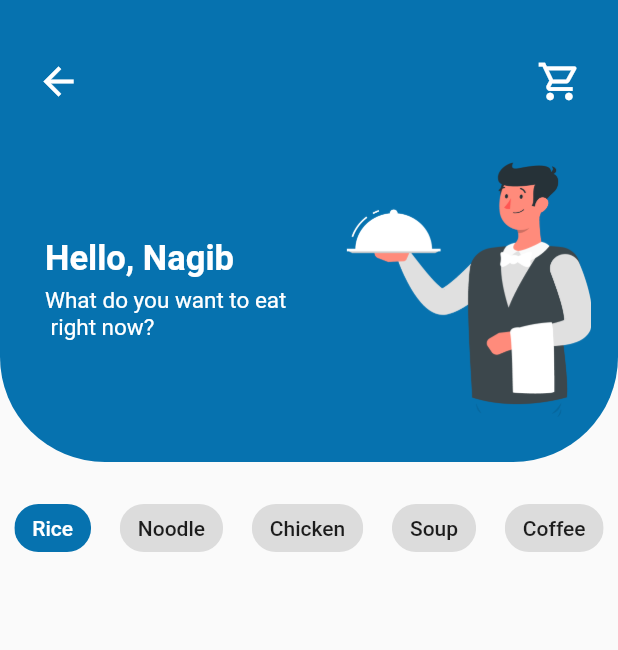
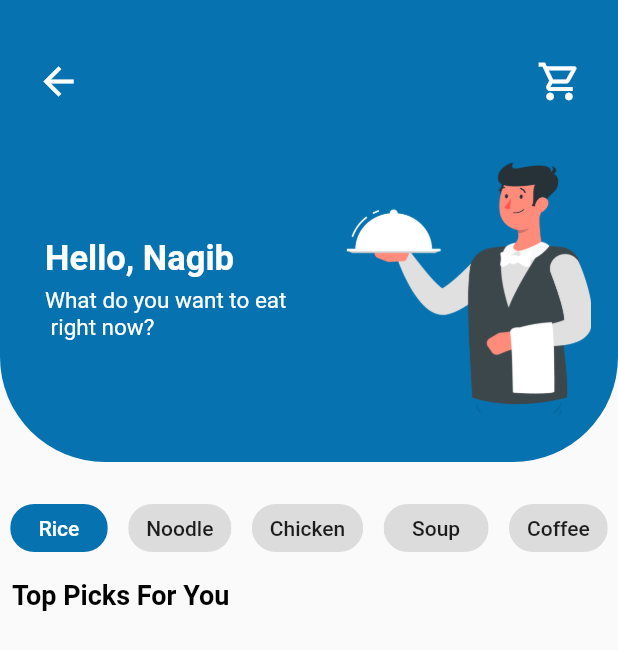
Before and after one commit to al-chakim/food_App, a Flutter app: the Home screen opened directly, on a phone screen of 412 x 824 dp. Shown: the top 650 px of the screen. Run offline on Flutter 3.47's test engine with Material 2 defaults, Android fonts, the light colour scheme and no system bars.

Commit message:
progres bertambah sedikit

```diff
--- a/foody/lib/home.dart
+++ b/foody/lib/home.dart
@@ -112,7 +112,7 @@ class _HomeState extends State<Home> {
                 ActionChip(
                   //avatar: Icon(Icons.favorite),
                   label: Text(
-                    'Rice',
+                    '  Rice  ',
                     style: TextStyle(
                       color: Colors.white,
                       fontWeight: FontWeight.w500,
@@ -133,13 +133,27 @@ class _HomeState extends State<Home> {
                 ),
                 ActionChip(
                   //avatar: Icon(Icons.favorite),
-                  label: Text('Soup'),
+                  label: Text('  Soup  '),
                   onPressed: () {},
                 ),
                 ActionChip(
                   //avatar: Icon(Icons.favorite),
                   label: Text('Coffee'),
                   onPressed: () {},
+                ),
+              ],
+            ),
+            SizedBox(height: 10,),
+            Row(
+              children: [
+                Padding(padding: EdgeInsets.only(left: 8)),
+                Text(
+                  'Top Picks For You',
+                  style: TextStyle(
+                    color: Colors.black,
+                    fontWeight: FontWeight.w600,
+                    fontSize: 18
+                  ),
                 ),
               ],
             )
```
Also changed, not shown: 1 other file.
